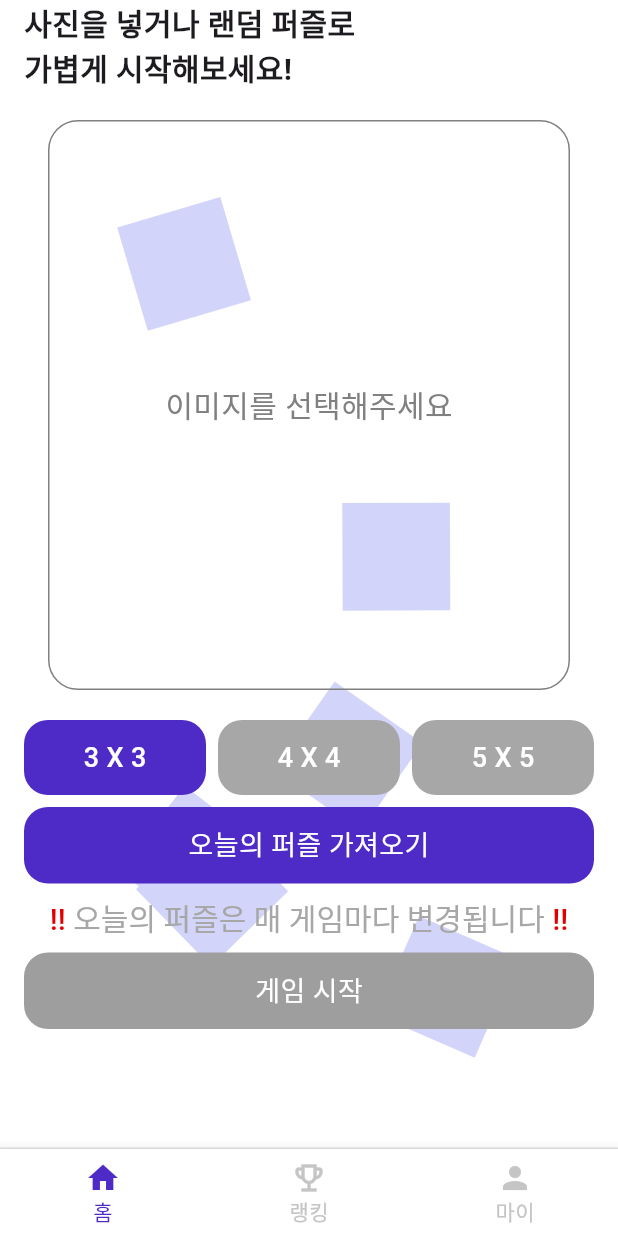
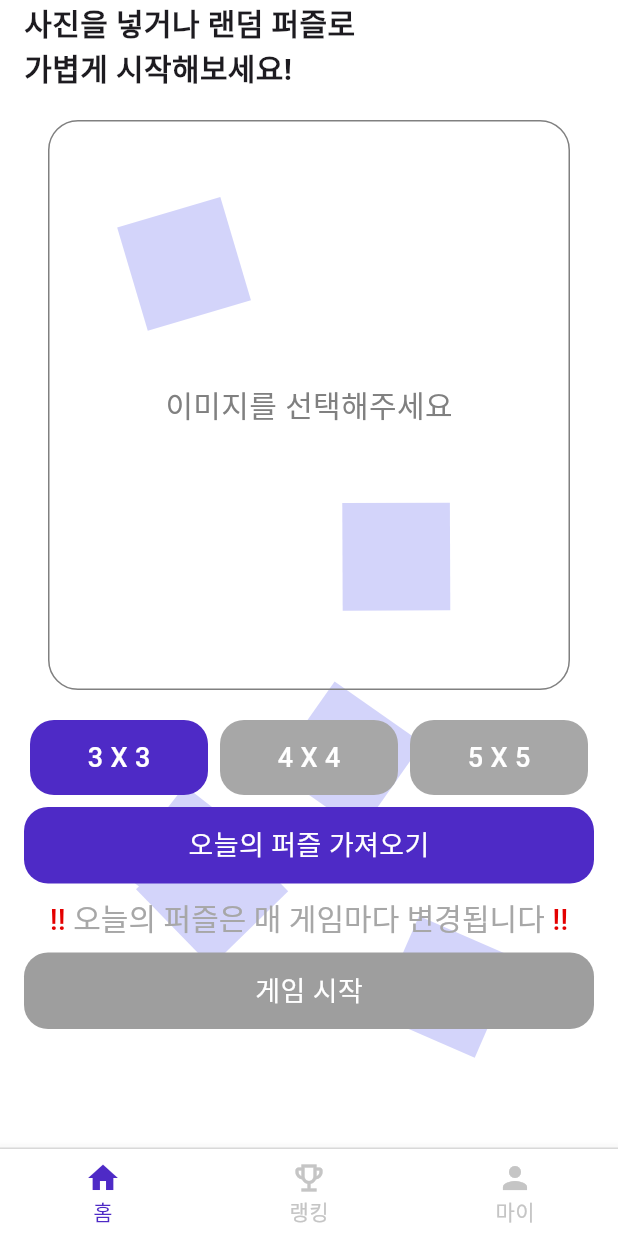
Before and after one commit to Dansot4891/jogak_jogak, a Flutter app: the screen it shows after launch, after a tap on "로그인", on a phone screen of 412 x 824 dp. Run offline on Flutter 3.47's test engine with Material 3 defaults, Android fonts, the phone set to English and light mode, and no system bars; our stand-ins replace cloud_firestore, dio, firebase_auth, firebase_core, go_router, image_picker; accounts and stored records are empty; generated files the repository leaves out were written again; Roboto replaces fonts that are missing (Pretendard).

Commit message:
[refactor] 앱 레벨 데이터 관련을 모두 전역으로 설정한 값으로 변경 및 레벨 변경 버튼에서 viewmodel을 변수로 받지 않고 함수와 필요한 값만 따로 받도록 설정

```diff
--- a/lib/presentation/home/pages/home_page.dart
+++ b/lib/presentation/home/pages/home_page.dart
@@ -2,6 +2,7 @@ import 'package:cloud_firestore/cloud_firestore.dart';
 import 'package:flutter/material.dart';
 import 'package:jogak_jogak/app/router/routes.dart';
 import 'package:jogak_jogak/app/style/app_text_style.dart';
+import 'package:jogak_jogak/core/constants/app_data.dart';
 import 'package:jogak_jogak/core/module/state/base_state_view.dart';
 import 'package:jogak_jogak/core/module/state/state_handling.dart';
 import 'package:jogak_jogak/feature/puzzle/data/repository_impl/puzzle_repository_impl.dart';
@@ -60,13 +61,17 @@ class HomePage extends StatelessWidget {
                   ),
                   Row(
                     mainAxisAlignment: MainAxisAlignment.spaceBetween,
-                    children: [
-                      LevelButton(viewModel: viewModel, level: 3),
-                      const SizedBox(width: 8),
-                      LevelButton(viewModel: viewModel, level: 4),
-                      const SizedBox(width: 8),
-                      LevelButton(viewModel: viewModel, level: 5),
-                    ],
+                    children:
+                        AppData.levels
+                            .map(
+                              (e) => LevelButton(
+                                selectedLevel: viewModel.state.level,
+                                level: e,
+                                horizontalMargin: 4,
+                                onTap: () => viewModel.selectLevel(e),
+                              ),
+                            )
+                            .toList(),
                   ),
                   const SizedBox(height: 8),
                   AppButton(
--- a/lib/presentation/home/widgets/level_button.dart
+++ b/lib/presentation/home/widgets/level_button.dart
@@ -1,22 +1,28 @@
 import 'package:flutter/material.dart';
 import 'package:jogak_jogak/app/style/app_color.dart';
 import 'package:jogak_jogak/presentation/base/widgets/button/app_button.dart';
-import 'package:jogak_jogak/presentation/home/pages/home_view_model.dart';
 
 class LevelButton extends StatelessWidget {
-  final HomeViewModel viewModel;
+  final int selectedLevel;
   final int level;
-  const LevelButton({required this.viewModel, required this.level, super.key});
+  final double horizontalMargin;
+  final VoidCallback onTap;
+  const LevelButton({
+    required this.selectedLevel,
+    required this.level,
+    required this.onTap,
+    this.horizontalMargin = 0,
+    super.key,
+  });
 
   @override
   Widget build(BuildContext context) {
     return Expanded(
       child: AppButton(
         text: '$level X $level',
-        bgColor: viewModel.state.level != level ? _levelButtonColor : null,
-        onTap: () {
-          viewModel.selectLevel(level);
-        },
+        bgColor: selectedLevel != level ? _levelButtonColor : null,
+        horizontalMargin: horizontalMargin,
+        onTap: onTap,
       ),
     );
   }
```
Also changed, not shown: lib/presentation/rank/pages/ranking_page.dart (+5 -6 lines).
